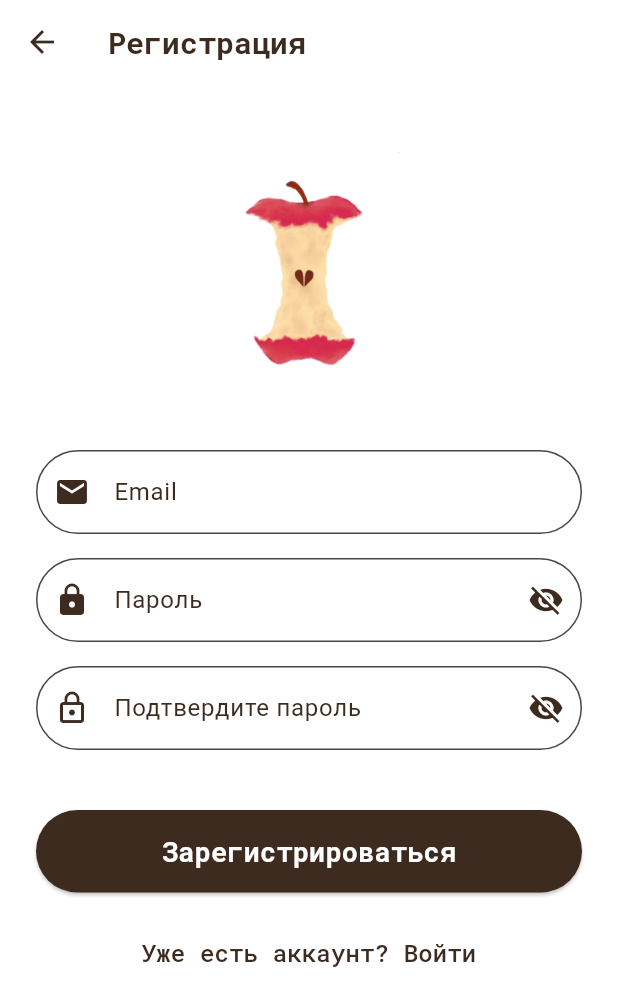
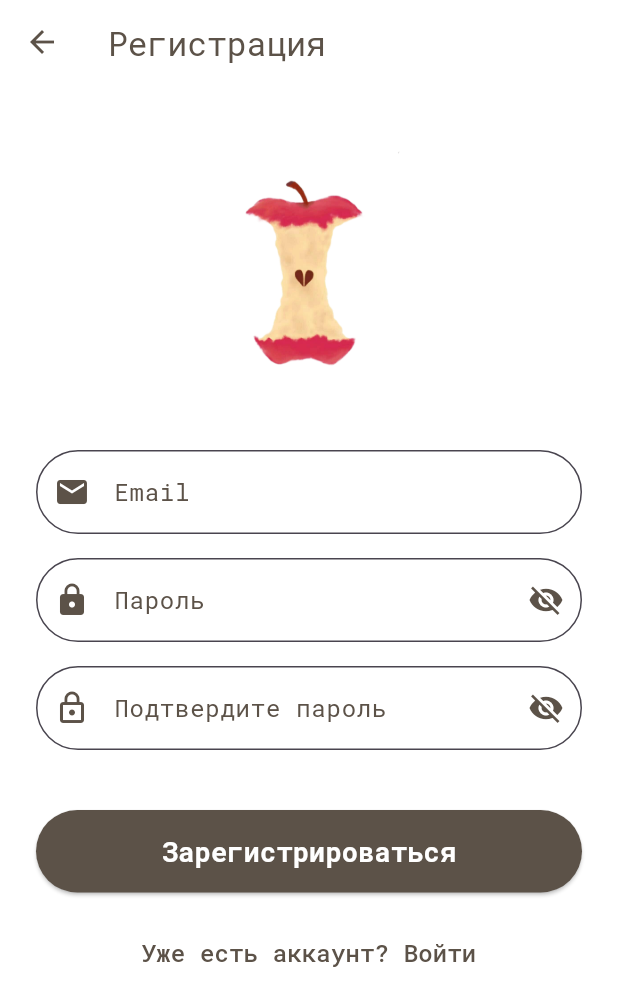
Before and after one commit to marila52/Dr.Apple, a Flutter app: the screen it shows after launch, after a tap on "Создать аккаунт", on a phone screen of 412 x 824 dp. Shown: the top 1006 px of the screen. Run offline on Flutter 3.47's test engine with Material 3 defaults, Android fonts, the phone set to English and light mode, and no system bars; our stand-ins replace cloud_firestore, firebase_auth, firebase_core, google_fonts, sqflite; accounts and stored records are empty.

Commit message:
Описание изменений

```diff
--- /dev/null
+++ b/devtools_options.yaml
@@ -0,0 +1,3 @@
+description: This file stores settings for Dart & Flutter DevTools.
+documentation: https://docs.flutter.dev/tools/devtools/extensions#configure-extension-enablement-states
+extensions:
--- a/lib/main.dart
+++ b/lib/main.dart
@@ -3,7 +3,7 @@ import 'package:firebase_core/firebase_core.dart';
 import 'package:firebase_auth/firebase_auth.dart';
 import 'package:provider/provider.dart';
 import 'firebase_options.dart';
-import 'screens/welcome_screen.dart';  // ← Добавь импорт
+import 'screens/welcome_screen.dart';
 import 'screens/home/home_screen.dart';
 import 'providers/auth_provider.dart';
 
@@ -26,38 +26,12 @@ class MyApp extends StatelessWidget {
       ],
       child: MaterialApp(
         title: 'Dr. Apple',
+        theme: ThemeData(
+        scaffoldBackgroundColor: const Color.fromARGB(255, 0, 255, 0), //
+      ),
         debugShowCheckedModeBanner: false,
-        theme: ThemeData(
-          scaffoldBackgroundColor: Colors.transparent,
-          appBarTheme: AppBarTheme(
-            backgroundColor: Colors.transparent,
-            elevation: 0,
-            foregroundColor: Colors.white,
-            titleTextStyle: TextStyle(
-              color: Colors.white,
-              fontSize: 20,
-              fontWeight: FontWeight.bold,
-            ),
-          ),
-          elevatedButtonTheme: ElevatedButtonThemeData(
-            style: ElevatedButton.styleFrom(
-              backgroundColor: Color(0xFFFF69B4),
-              foregroundColor: Colors.white,
-              shape: RoundedRectangleBorder(
-                borderRadius: BorderRadius.circular(30),
-              ),
-            ),
-          ),
-          inputDecorationTheme: InputDecorationTheme(
-            filled: true,
-            fillColor: Colors.white.withOpacity(0.9),
-            border: OutlineInputBorder(
-              borderRadius: BorderRadius.circular(30),
-              borderSide: BorderSide.none,
-            ),
-            labelStyle: TextStyle(color: Color(0xFFFF69B4)),
-          ),
-        ),
+        // theme НЕ указываем — используем системную тему
+        // или можно явно: theme: ThemeData.light(),
         home: AuthChecker(),
       ),
     );
@@ -67,47 +41,23 @@ class MyApp extends StatelessWidget {
 class AuthChecker extends StatelessWidget {
   @override
   Widget build(BuildContext context) {
-    return Container(
-      decoration: BoxDecoration(
-        gradient: LinearGradient(
-          begin: Alignment.topLeft,
-          end: Alignment.bottomRight,
-          colors: [
-            Color(0xFFFFF0F5),
-            Color(0xFFFFB6C1),
-            Color(0xFFFF69B4),
-          ],
-        ),
-      ),
-      child: StreamBuilder<User?>(
+    return StreamBuilder<User?>(
       stream: FirebaseAuth.instance.authStateChanges(),
       builder: (context, snapshot) {
         if (snapshot.connectionState == ConnectionState.waiting) {
           return Scaffold(
-              backgroundColor: Colors.transparent,
             body: Center(
-                child: Column(
-                  mainAxisAlignment: MainAxisAlignment.center,
-                  children: [
-                    CircularProgressIndicator(
-                      valueColor: AlwaysStoppedAnimation<Color>(Colors.white),
-                    ),
-                    SizedBox(height: 20),
-                    Text(
-                      'Загрузка...',
-                      style: TextStyle(color: Colors.white, fontSize: 16),
-                    ),
-                  ],
+              child: CircularProgressIndicator(
+                valueColor: AlwaysStoppedAnimation<Color>(Color(0xFF5C5248)),
               ),
             ),
           );
         }
         if (snapshot.hasData) {
-            return HomeScreen();  // Пользователь авторизован → сразу на главную
+          return HomeScreen();
         }
-          return WelcomeScreen();  // Не авторизован → на приветственный экран
+        return WelcomeScreen();
       },
-      ),
     );
   }
 }
--- a/lib/screens/auth/register_screen.dart
+++ b/lib/screens/auth/register_screen.dart
@@ -4,6 +4,7 @@ import 'package:google_fonts/google_fonts.dart';
 import '../../providers/auth_provider.dart';
 import '../welcome_screen.dart';
 import 'login_screen.dart';
+import 'package:dr_apple/screens/gender_screen.dart';
 
 class RegisterScreen extends StatefulWidget {
   @override
@@ -22,10 +23,10 @@ class _RegisterScreenState extends State<RegisterScreen> {
     final authProvider = Provider.of<CustomAuthProvider>(context);
 
     return Scaffold(
-      backgroundColor: Colors.white,
+      backgroundColor: Color(0xFFFDF8), // ← новый фон
       appBar: AppBar(
         leading: IconButton(
-          icon: Icon(Icons.arrow_back, color: Color(0xFF3D2B1F)),
+          icon: Icon(Icons.arrow_back, color: Color(0xFF5C5248)),
           onPressed: () {
             Navigator.pushReplacement(
               context,
@@ -35,7 +36,7 @@ class _RegisterScreenState extends State<RegisterScreen> {
         ),
         title: Text(
           'Регистрация',
-          style: GoogleFonts.robotoMono(color: Color(0xFF3D2B1F)),
+          style: GoogleFonts.robotoMono(color: Color(0xFF5C5248)),
         ),
         backgroundColor: Colors.transparent,
         elevation: 0,
@@ -45,7 +46,6 @@ class _RegisterScreenState extends State<RegisterScreen> {
           padding: EdgeInsets.all(24.0),
           child: Column(
             children: [
-              // Картинка
               Image.asset(
                 'assets/images/dr_apple_reg.png',
                 width: 200,
@@ -53,32 +53,34 @@ class _RegisterScreenState extends State<RegisterScreen> {
                 fit: BoxFit.contain,
               ),
               SizedBox(height: 20),
-              // Email поле
+
               TextField(
                 controller: emailController,
                 decoration: InputDecoration(
                   labelText: 'Email',
-                  prefixIcon: Icon(Icons.email, color: Color(0xFF3D2B1F)),
+                  labelStyle: GoogleFonts.robotoMono(color: Color(0xFF5C5248)),
+                  prefixIcon: Icon(Icons.email, color: Color(0xFF5C5248)),
                   border: OutlineInputBorder(
                     borderRadius: BorderRadius.circular(30),
                   ),
                   filled: true,
                   fillColor: Colors.white,
-                  labelStyle: TextStyle(color: Color(0xFF3D2B1F)),
                 ),
                 keyboardType: TextInputType.emailAddress,
+                style: GoogleFonts.robotoMono(color: Color(0xFF5C5248)),
               ),
               SizedBox(height: 16),
-              // Пароль
+
               TextField(
                 controller: passwordController,
                 decoration: InputDecoration(
                   labelText: 'Пароль',
-                  prefixIcon: Icon(Icons.lock, color: Color(0xFF3D2B1F)),
+                  labelStyle: GoogleFonts.robotoMono(color: Color(0xFF5C5248)),
+                  prefixIcon: Icon(Icons.lock, color: Color(0xFF5C5248)),
                   suffixIcon: IconButton(
                     icon: Icon(
                       _obscurePassword ? Icons.visibility_off : Icons.visibility,
-                      color: Color(0xFF3D2B1F),
+                      color: Color(0xFF5C5248),
                     ),
                     onPressed: () {
                       setState(() {
@@ -91,21 +93,22 @@ class _RegisterScreenState extends State<RegisterScreen> {
                   ),
                   filled: true,
                   fillColor: Colors.white,
-                  labelStyle: TextStyle(color: Color(0xFF3D2B1F)),
                 ),
                 obscureText: _obscurePassword,
+                style: GoogleFonts.robotoMono(color: Color(0xFF5C5248)),
               ),
               SizedBox(height: 16),
-              // Подтверждение пароля
+
               TextField(
                 controller: confirmPasswordController,
                 decoration: InputDecoration(
                   labelText: 'Подтвердите пароль',
-                  prefixIcon: Icon(Icons.lock_outline, color: Color(0xFF3D2B1F)),
+                  labelStyle: GoogleFonts.robotoMono(color: Color(0xFF5C5248)),
+                  prefixIcon: Icon(Icons.lock_outline, color: Color(0xFF5C5248)),
                   suffixIcon: IconButton(
                     icon: Icon(
                       _obscureConfirmPassword ? Icons.visibility_off : Icons.visibility,
-                      color: Color(0xFF3D2B1F),
+                      color: Color(0xFF5C5248),
                     ),
                     onPressed: () {
                       setState(() {
@@ -118,12 +121,12 @@ class _RegisterScreenState extends State<RegisterScreen> {
                   ),
                   filled: true,
                   fillColor: Colors.white,
-                  labelStyle: TextStyle(color: Color(0xFF3D2B1F)),
                 ),
                 obscureText: _obscureConfirmPassword,
+                style: GoogleFonts.robotoMono(color: Color(0xFF5C5248)),
               ),
               SizedBox(height: 24),
-              // Ошибка
+
               if (authProvider.errorMessage != null)
                 Container(
                   padding: EdgeInsets.all(12),
@@ -133,14 +136,14 @@ class _RegisterScreenState extends State<RegisterScreen> {
                   ),
                   child: Text(
                     authProvider.errorMessage!,
-                    style: TextStyle(color: Colors.red.shade900),
+                    style: GoogleFonts.robotoMono(color: Colors.red.shade900),
                   ),
                 ),
               SizedBox(height: 16),
-              // Кнопка регистрации (тёмная)
+
               authProvider.isLoading
                   ? CircularProgressIndicator(
-                      valueColor: AlwaysStoppedAnimation<Color>(Color(0xFF3D2B1F)),
+                      valueColor: AlwaysStoppedAnimation<Color>(Color(0xFF5C5248)),
                     )
                   : ElevatedButton(
                       onPressed: () async {
@@ -166,11 +169,17 @@ class _RegisterScreenState extends State<RegisterScreen> {
                           emailController.text.trim(),
                           passwordController.text.trim(),
                         );
-                        if (!success) {}
+                        if (success) {
+                          // Регистрация прошла – переходим на экран пола
+                          Navigator.pushReplacement(
+                            context,
+                            MaterialPageRoute(builder: (context) => const GenderScreen()),
+                            );
+                          }
                       },
                       style: ElevatedButton.styleFrom(
                         minimumSize: Size(double.infinity, 55),
-                        backgroundColor: Color(0xFF3D2B1F),
+                        backgroundColor: Color(0xFF5C5248),
                         foregroundColor: Colors.white,
                         shape: RoundedRectangleBorder(
                           borderRadius: BorderRadius.circular(30),
@@ -185,6 +194,7 @@ class _RegisterScreenState extends State<RegisterScreen> {
                       ),
                     ),
               SizedBox(height: 16),
+
               TextButton(
                 onPressed: () {
                   authProvider.clearError();
@@ -194,7 +204,7 @@ class _RegisterScreenState extends State<RegisterScreen> {
                   );
                 },
                 style: TextButton.styleFrom(
-                  foregroundColor: Color(0xFF3D2B1F),
+                  foregroundColor: Color(0xFF5C5248),
                 ),
                 child: Text(
                   'Уже есть аккаунт? Войти',
--- a/lib/screens/auth_choice_screen.dart
+++ b/lib/screens/auth_choice_screen.dart
@@ -7,10 +7,10 @@ class AuthChoiceScreen extends StatelessWidget {
   @override
   Widget build(BuildContext context) {
     return Scaffold(
-      backgroundColor: Colors.white,
+      backgroundColor: Color(0xFFFDF8), // ← новый фон
       body: Stack(
         children: [
-          // Картинка внизу (широкая, прижата к низу)
+          // Картинка внизу
           Align(
             alignment: Alignment.bottomCenter,
             child: Image.asset(
@@ -19,28 +19,26 @@ class AuthChoiceScreen extends StatelessWidget {
               fit: BoxFit.fitWidth,
             ),
           ),
-
-          // Основной контент
+          // Контент
           SafeArea(
             child: Padding(
-              padding: const EdgeInsets.symmetric(horizontal: 24.0),
+              padding: const EdgeInsets.all(24.0),
               child: Column(
                 mainAxisAlignment: MainAxisAlignment.center,
                 children: [
-                  // Frame 2.png (прямоугольная картинка)
+                  // Центральная картинка
                   Container(
                     width: double.infinity,
-                    height: 200, // можешь изменить на 150, 180, 220 и т.д.
+                    height: 200,
                     decoration: BoxDecoration(
                       borderRadius: BorderRadius.circular(20),
                       image: DecorationImage(
                         image: AssetImage('assets/images/Frame 2.png'),
-                        fit: BoxFit.cover, // заполнит контейнер
+                        fit: BoxFit.cover,
                       ),
                     ),
                   ),
-
-                  SizedBox(height: 30), // отступ перед кнопками
+                  SizedBox(height: 30),
 
                   // Кнопка "Создать аккаунт"
                   ElevatedButton(
@@ -51,13 +49,12 @@ class AuthChoiceScreen extends StatelessWidget {
                       );
                     },
                     style: ElevatedButton.styleFrom(
-                      minimumSize: Size(double.infinity, 60),
-                      backgroundColor: Color(0xFF3D2B1F),
+                      minimumSize: Size(double.infinity, 55),
+                      backgroundColor: Color(0xFF5C5248), // ← новый цвет кнопки
                       foregroundColor: Colors.white,
                       shape: RoundedRectangleBorder(
                         borderRadius: BorderRadius.circular(30),
                       ),
-                      elevation: 4,
                     ),
                     child: Text(
                       'Создать аккаунт',
@@ -67,7 +64,6 @@ class AuthChoiceScreen extends StatelessWidget {
                       ),
                     ),
                   ),
-
                   SizedBox(height: 16),
 
                   // Кнопка "Войти"
@@ -79,9 +75,9 @@ class AuthChoiceScreen extends StatelessWidget {
                       );
                     },
                     style: OutlinedButton.styleFrom(
-                      minimumSize: Size(double.infinity, 60),
-                      foregroundColor: Color(0xFF3D2B1F),
-                      side: BorderSide(color: Color(0xFF3D2B1F), width: 2),
+                      minimumSize: Size(double.infinity, 55),
+                      foregroundColor: Color(0xFF5C5248),
+                      side: BorderSide(color: Color(0xFF5C5248), width: 2),
                       shape: RoundedRectangleBorder(
                         borderRadius: BorderRadius.circular(30),
                       ),
@@ -94,7 +90,6 @@ class AuthChoiceScreen extends StatelessWidget {
                       ),
                     ),
                   ),
-
                   SizedBox(height: 40),
 
                   // Текст под кнопками
@@ -116,7 +111,7 @@ class AuthChoiceScreen extends StatelessWidget {
                       style: GoogleFonts.robotoMono(
                         fontSize: 15,
                         height: 1.4,
-                        color: Color(0xFF3D2B1F),
+                        color: Color(0xFF5C5248), // ← новый цвет текста
                       ),
                       textAlign: TextAlign.center,
                     ),
--- a/lib/screens/welcome_screen.dart
+++ b/lib/screens/welcome_screen.dart
@@ -17,20 +17,16 @@ class _WelcomeScreenState extends State<WelcomeScreen>
     super.initState();
     _controller = AnimationController(
       vsync: this,
-      duration: Duration(seconds: 2), // длительность исчезновения
+      duration: Duration(seconds: 2),
     );
-    _opacityAnimation = Tween<double>(begin: 1.0, end: 0.0).animate(
-      CurvedAnimation(parent: _controller, curve: Curves.easeOut),
-    );
+    _opacityAnimation = Tween<double>(begin: 1.0, end: 0.0).animate(_controller);
 
-    // Запускаем исчезновение через 5 секунд
     Future.delayed(Duration(seconds: 5), () {
       if (mounted) {
         _controller.forward();
       }
     });
 
-    // Переход на следующий экран через 7 секунд (5 + 2)
     Future.delayed(Duration(seconds: 7), () {
       if (mounted) {
         Navigator.pushReplacement(
@@ -50,7 +46,7 @@ class _WelcomeScreenState extends State<WelcomeScreen>
   @override
   Widget build(BuildContext context) {
     return Scaffold(
-      backgroundColor: Colors.white, // фон всегда белый
+      backgroundColor: Color.fromARGB(255, 255, 255, 255), // ← новый фон
       body: SafeArea(
         child: Center(
           child: FadeTransition(
@@ -58,10 +54,9 @@ class _WelcomeScreenState extends State<WelcomeScreen>
             child: Column(
               mainAxisAlignment: MainAxisAlignment.center,
               children: [
-                // Логотип PNG (больше)
                 Container(
-                  width: 260,
-                  height: 260,
+                  width: 220,
+                  height: 220,
                   decoration: BoxDecoration(
                     shape: BoxShape.circle,
                     image: DecorationImage(
@@ -71,22 +66,20 @@ class _WelcomeScreenState extends State<WelcomeScreen>
                   ),
                 ),
                 SizedBox(height: 40),
-                // Название
                 Text(
                   'Dr. Apple',
                   style: GoogleFonts.indieFlower(
                     fontSize: 48,
                     fontWeight: FontWeight.bold,
-                    color: Color(0xFF3D2B1F), // новый цвет
+                    color: Color(0xFF5C5248), // ← новый цвет текста
                   ),
                 ),
                 SizedBox(height: 16),
-                // Подзаголовок (теперь тоже этим цветом)
                 Text(
                   'Твой идеальный дневник питания',
                   style: GoogleFonts.badScript(
                     fontSize: 20,
-                    color: Color(0xFF3D2B1F),
+                    color: Color(0xFF5C5248), // ← новый цвет текста
                   ),
                   textAlign: TextAlign.center,
                 ),
--- a/pubspec.yaml
+++ b/pubspec.yaml
@@ -95,6 +95,9 @@ flutter:
     - assets/images/Mr Noisy.png      # ← добавить
     - assets/images/Mr Lazy.png
     - assets/images/Frame 2.png
+    - assets/images/womansign.png
+    - assets/images/mansign.png
+    - assets/images/sexguy.png
   #   - images/a_dot_burr.jpeg
   #   - images/a_dot_ham.jpeg
 
```
Also changed, not shown: lib/screens/auth/login_screen.dart (+19 -18 lines), lib/screens/gender_screen.dart (added, +136 -0 lines), lib/screens/home/home_screen.dart (+26 -5 lines), assets/images/mansign.png (added), assets/images/sexguy.png (added), assets/images/womansign.png (added), 1 other file. Lines whose indentation alone changed are shown as unchanged.
